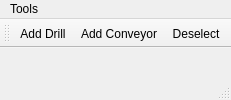
Qt form FactorySim/mainwindow.ui (VictorBaertPXL/FactorySim) before a commit.
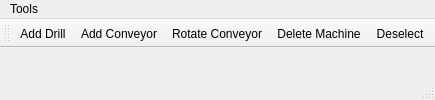
The same form after that commit.

Patch:
```diff
--- a/FactorySim/mainwindow.ui
+++ b/FactorySim/mainwindow.ui
@@ -23,6 +23,7 @@
     <addaction name="actionAddConveyor"/>
     <addaction name="actionDeselect"/>
    </widget>
+
    <addaction name="menuTools"/>
   </widget>
   <widget class="QToolBar" name="mainToolBar">
@@ -31,6 +32,8 @@
    </property>
    <addaction name="actionAddDrill"/>
    <addaction name="actionAddConveyor"/>
+   <addaction name="actionRotateConveyor"/>
+   <addaction name="actionDeleteMachine"/>
    <addaction name="actionDeselect"/>
   </widget>
   <widget class="QStatusBar" name="statusbar"/>
@@ -44,6 +47,19 @@
     <string>Add Conveyor</string>
    </property>
   </action>
+
+  <action name="actionRotateConveyor">
+   <property name="text">
+    <string>Rotate Conveyor</string>
+   </property>
+  </action>
+
+  <action name="actionDeleteMachine">
+   <property name="text">
+    <string>Delete Machine</string>
+   </property>
+  </action>
+
   <action name="actionDeselect">
    <property name="text">
     <string>Deselect</string>
```
Left out of the diff: 15 changed lines with no effect on the pictures.
